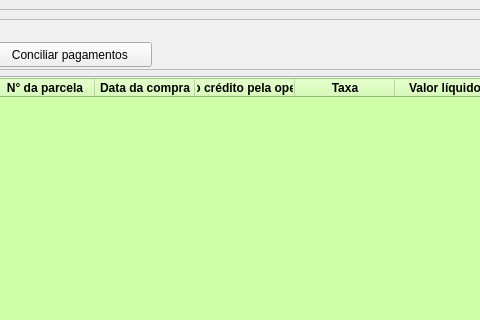
The window that ui/ui_payments_conciliation.ui (maatkur/card-payments) describes before a commit, drawn with Qt 5; both pictures show x 527 to 1007 and y 0 to 320 of the 1135 by 729 pixel window.
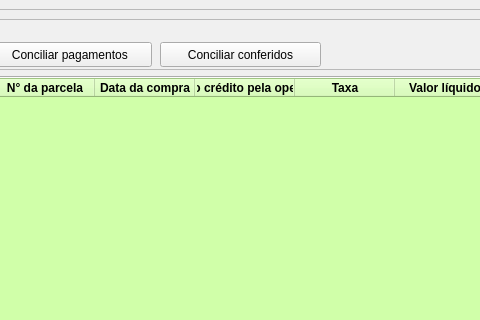
The same window after the commit. Icons and pictures are not drawn.

Commit message: insert status update button in conciliation screen

Diff of the .ui file:
```diff
--- a/ui/ui_payments_conciliation.ui
+++ b/ui/ui_payments_conciliation.ui
@@ -196,6 +196,29 @@
        <string>Final:</string>
       </property>
      </widget>
+     <widget class="QPushButton" name="payments_status_button">
+      <property name="geometry">
+       <rect>
+        <x>668</x>
+        <y>23</y>
+        <width>161</width>
+        <height>25</height>
+       </rect>
+      </property>
+      <property name="text">
+       <string>Conciliar conferidos</string>
+      </property>
+      <property name="icon">
+       <iconset>
+        <normaloff>../icons/pagamentos.ico</normaloff>../icons/pagamentos.ico</iconset>
+      </property>
+      <property name="iconSize">
+       <size>
+        <width>20</width>
+        <height>20</height>
+       </size>
+      </property>
+     </widget>
     </widget>
     <widget class="QFrame" name="frame_3">
      <property name="geometry">
```
The commit also changes 5 other files.
